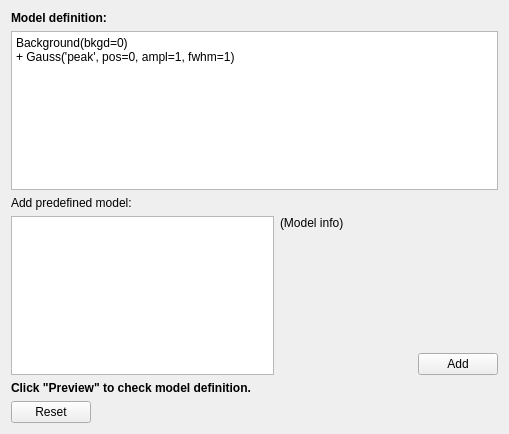
First picture: the form in ufit/gui/modelbuilder.ui, repository McStasMcXtrace/ufit, before the edit.
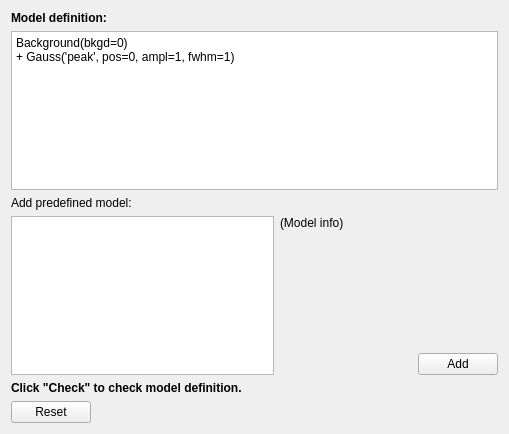
Second picture: the form after the edit.

Commit message: gui: more plotter <-> fitter refactoring; always go via parent object

```diff
--- a/ufit/gui/modelbuilder.ui
+++ b/ufit/gui/modelbuilder.ui
@@ -92,7 +92,7 @@
         </font>
        </property>
        <property name="text">
-        <string>Click &quot;Preview&quot; to check model definition.</string>
+        <string>Click &quot;Check&quot; to check model definition.</string>
        </property>
       </widget>
      </item>
```
Left out of the diff: 10 changed lines with no effect on the pictures. The commit also changes 3 other files.
